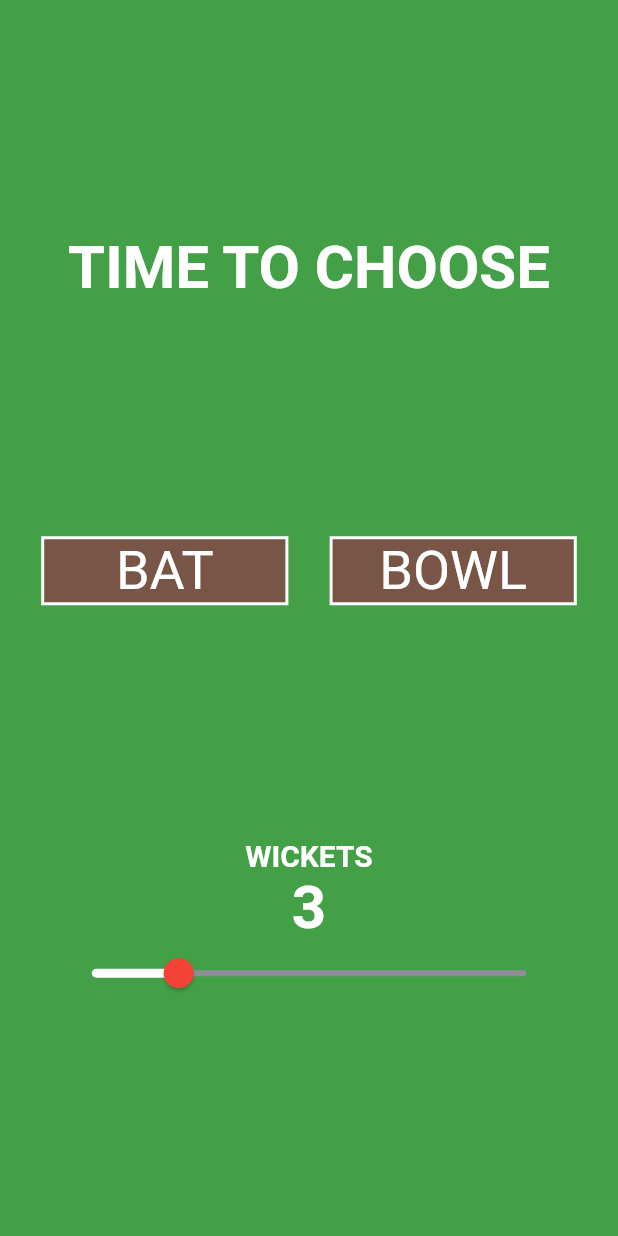
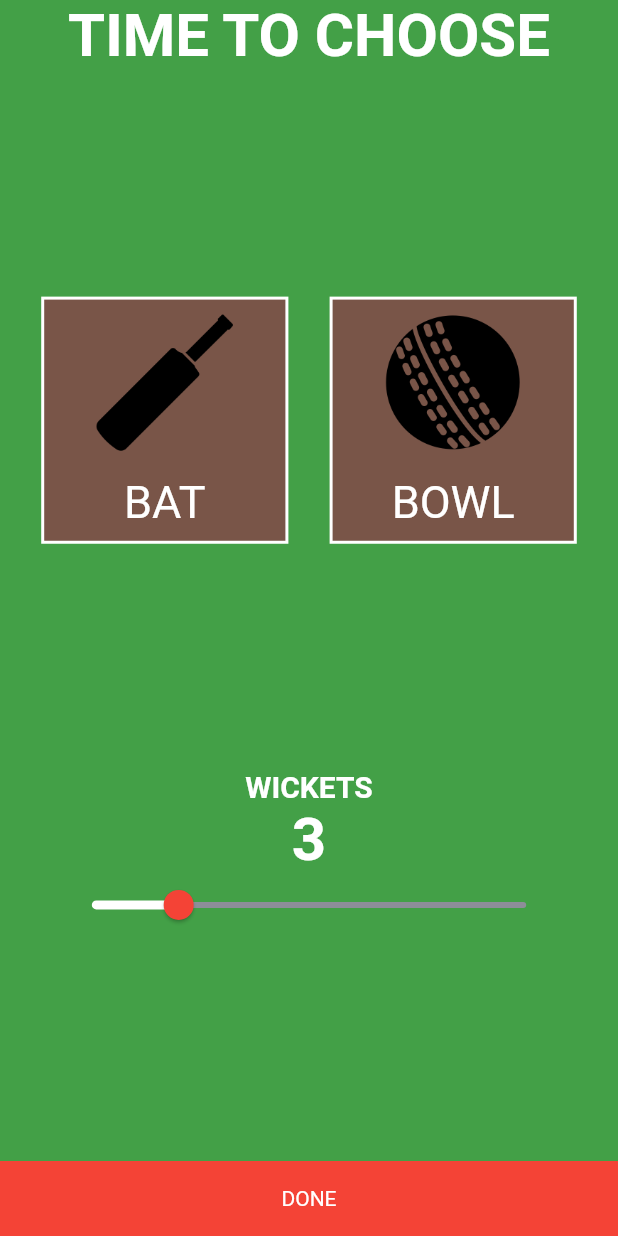
Before and after one commit to Kyoshiin/Hand-Cricket, a Flutter app: the screen it shows after launch, on a phone screen of 412 x 824 dp. Run offline on Flutter 3.47's test engine with Material 2 defaults, Android fonts, the phone set to English and light mode, and no system bars.

Commit message:
Icons added for choice

```diff
--- a/lib/components/HandArea.dart
+++ b/lib/components/HandArea.dart
@@ -8,8 +8,6 @@ class buildHand extends StatelessWidget {
 
   final String heading;
   final int Handno;
-
-  double ImgSize = 0.23*Sc_width;
 
   @override
   Widget build(BuildContext context) {
--- a/lib/components/SelectionButton.dart
+++ b/lib/components/SelectionButton.dart
@@ -1,32 +1,29 @@
+import 'dart:ui';
 import 'package:flutter/material.dart';
-import 'package:hand_cricket_flutter/screens/batting_page.dart';
+import 'package:hand_cricket_flutter/components/icon_content.dart';
 import '../constants.dart';
 
 class SelecButton extends StatelessWidget {
-  SelecButton({@required this.ButtonName,@required this.ButtonAction});
+  SelecButton({@required this.icondetails,@required this.ButtonAction, @required this.color});
 
-  final String ButtonName;
+  final IconContent icondetails;
   final Function ButtonAction;
+  final Color color;
 
   @override
   Widget build(BuildContext context) {
     return Container(
       alignment: Alignment.center,
       width: MediaQuery.of(context).size.width * 0.4,
-      child: Padding(
-        padding: EdgeInsets.all(kHeadpadding),
-        child: GestureDetector(
-          onTap: ButtonAction,
-          child: Text(
-            ButtonName,
-            style: TextStyle(
-              fontSize: 36,
-            ),
-          ),
+      child: GestureDetector(
+        onTap: ButtonAction,
+        child: Padding(
+          padding: EdgeInsets.all(8),
+          child: icondetails,
         ),
       ),
       decoration: BoxDecoration(
-          color: Colors.brown,
+          color: color,
           border: Border.all(color: Colors.white, width: 2)),
     );
   }
--- /dev/null
+++ b/lib/components/icon_content.dart
@@ -0,0 +1,27 @@
+import 'package:flutter/material.dart';
+import '../constants.dart';
+
+class IconContent extends StatelessWidget {
+  IconContent({@required this.label});
+
+  final String label;
+
+  @override
+  Widget build(BuildContext context) {
+    return Column(
+      mainAxisAlignment: MainAxisAlignment.center,
+      children: <Widget>[
+        Image.asset('images/ic_$label.png',height: ImgSize),
+        SizedBox(
+          height: 15.0,
+        ),
+        Text(
+          label.toUpperCase(),
+          style: TextStyle(
+            fontSize: 30,
+          ),
+        )
+      ],
+    );
+  }
+}
--- a/lib/constants.dart
+++ b/lib/constants.dart
@@ -1,5 +1,12 @@
+
+import 'package:flutter/cupertino.dart';
+import 'package:flutter/material.dart';
 
 double Sc_width;
 double Sc_height;
+Color inactive= Colors.brown[500];
+Color active= Colors.brown[800];
+
+double ImgSize = 0.23*Sc_width;
 const double kHeadpadding = 0.008;
 const double kItempadding = 0.02;
--- a/lib/main.dart
+++ b/lib/main.dart
@@ -1,8 +1,7 @@
 import 'package:flutter/material.dart';
 import 'package:hand_cricket_flutter/screens/SelectionPage.dart';
-import 'package:hand_cricket_flutter/screens/openingtoss_page.dart';
-import 'package:hand_cricket_flutter/screens/toss_page.dart';
-import 'constants.dart';
+import 'package:hand_cricket_flutter/screens/batting_page.dart';
+import 'package:hand_cricket_flutter/screens/bowling_page.dart';
 
 void main() {
   runApp(HandCricket());
@@ -20,7 +19,9 @@ class HandCricket extends StatelessWidget {
       ),
       initialRoute: '/',
       routes: {
-        '/' : (context) => SelectionPage()
+        '/' : (context) => SelectionPage(),
+        '/bat':(context) => BattingPage(),
+        '/bowl':(context) =>BowlingPage()
       },
     );
   }
--- a/lib/screens/SelectionPage.dart
+++ b/lib/screens/SelectionPage.dart
@@ -1,10 +1,11 @@
 import 'package:flutter/material.dart';
 import 'package:flutter/services.dart';
 import 'package:hand_cricket_flutter/Game_Logic.dart';
-import 'package:hand_cricket_flutter/bowling_page.dart';
 import 'package:hand_cricket_flutter/components/SelectionButton.dart';
+import 'package:hand_cricket_flutter/components/icon_content.dart';
 import 'package:hand_cricket_flutter/constants.dart';
 import 'package:hand_cricket_flutter/screens/batting_page.dart';
+import 'bowling_page.dart';
 
 class SelectionPage extends StatefulWidget {
   @override
@@ -13,6 +14,7 @@ class SelectionPage extends StatefulWidget {
 
 class _SelectionPageState extends State<SelectionPage> {
   int wickets = 3;
+  String choice;
 
   @override
   Widget build(BuildContext context) {
@@ -44,7 +46,7 @@ class _SelectionPageState extends State<SelectionPage> {
         body: SafeArea(
           child: Center(
             child: Column(
-              mainAxisAlignment: MainAxisAlignment.spaceEvenly,
+              mainAxisAlignment: MainAxisAlignment.spaceBetween,
               children: [
                 Text(
                   'Time to choose'.toUpperCase(),
@@ -54,28 +56,22 @@ class _SelectionPageState extends State<SelectionPage> {
                   mainAxisAlignment: MainAxisAlignment.spaceEvenly,
                   children: [
                     SelecButton(
-                      ButtonName: 'BAT',
+                      icondetails: IconContent(label: 'bat'),
                       ButtonAction: () {
-                        tmpGL.setPLayerChoice('bat');
-                        tmpGL.setWickets(wickets);
-                        //going to next screen
-                        Navigator.push(
-                            context,
-                            MaterialPageRoute(
-                                builder: (context) => BattingPage()));
+                        setState(() {
+                          choice = 'bat';
+                        });
                       },
+                      color: choice == 'bat' ? active : inactive,
                     ),
                     SelecButton(
-                      ButtonName: 'BOWL',
+                      icondetails: IconContent(label: 'bowl'),
                       ButtonAction: () {
-                        tmpGL.setPLayerChoice('bowl');
-                        tmpGL.setWickets(wickets);
-                        //going to next screen
-                        Navigator.push(
-                            context,
-                            MaterialPageRoute(
-                                builder: (context) => BowlingPage()));
+                        setState(() {
+                          choice = 'bowl';
+                        });
                       },
+                      color: choice == 'bowl' ? active : inactive,
                     ),
                   ],
                 ),
@@ -122,6 +118,21 @@ class _SelectionPageState extends State<SelectionPage> {
                     ),
                   ],
                 ),
+                RawMaterialButton(
+                  onPressed: () {
+                    tmpGL.setPLayerChoice(choice);
+                    tmpGL.setWickets(wickets);
+                    Navigator.pushNamed(
+                        context, '/$choice'); //moving to selected page
+                  },
+                  child: Container(
+                    width: double.infinity,
+                    height: 50,
+                    color: Colors.red,
+                    alignment: Alignment.center,
+                    child: Text('DONE'),
+                  ),
+                )
               ],
             ),
           ),
--- a/lib/screens/batting_page.dart
+++ b/lib/screens/batting_page.dart
@@ -1,7 +1,6 @@
 import 'package:flutter/cupertino.dart';
 import 'package:flutter/material.dart';
 import 'package:hand_cricket_flutter/Game_Logic.dart';
-import 'package:hand_cricket_flutter/bowling_page.dart';
 import 'package:hand_cricket_flutter/components/ImageHandler.dart';
 import 'package:hand_cricket_flutter/components/HandArea.dart';
 import 'package:hand_cricket_flutter/components/HeadingArea.dart';
@@ -10,6 +9,7 @@ import 'package:hand_cricket_flutter/components/reset_dialog.dart';
 import 'package:hand_cricket_flutter/constants.dart';
 import 'package:hand_cricket_flutter/screens/overlay_fallofWkts.dart';
 
+import 'bowling_page.dart';
 import 'overlay_MatchOver.dart';
 
 GameLogic currentgame = GameLogic();
--- a/lib/bowling_page.dart
+++ b/lib/screens/bowling_page.dart
@@ -9,8 +9,8 @@ import 'package:hand_cricket_flutter/screens/batting_page.dart';
 import 'package:hand_cricket_flutter/screens/overlay_MatchOver.dart';
 import 'package:hand_cricket_flutter/screens/overlay_fallofWkts.dart';
 
-import 'components/ScoreArea.dart';
-import 'components/reset_dialog.dart';
+import '../components/ScoreArea.dart';
+import '../components/reset_dialog.dart';
 
 GameLogic currentgame = GameLogic();
 ImageHandler currentImg = ImageHandler();
```
Also changed, not shown: lib/screens/openingtoss_page.dart (deleted, +0 -57 lines), lib/screens/overlay_fallofWkts.dart (+15 -3 lines), lib/screens/toss_page.dart (deleted, +0 -107 lines), images/ic_bat.png (added), images/ic_bowl.png (added).
